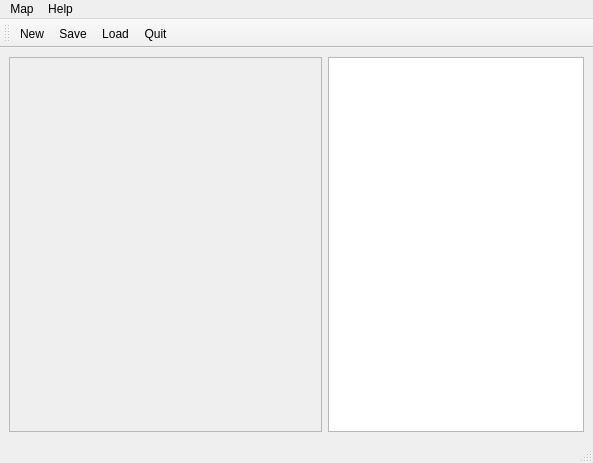
The window that maze/ui/mainwindow.ui (bobirdmi/maze) describes before a commit, drawn with Qt 5.
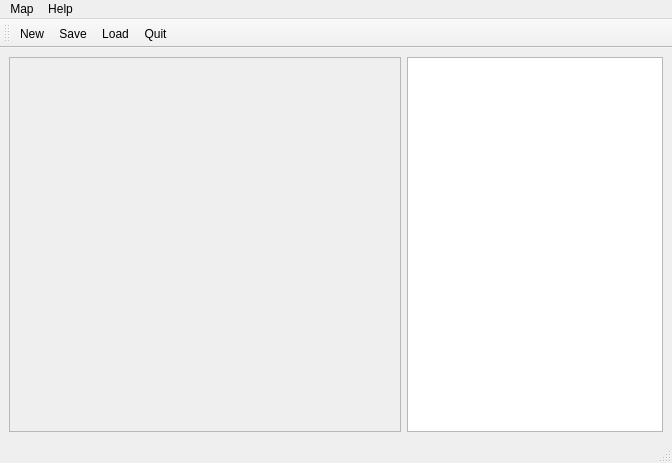
The same window after the commit.

Commit message: "Bad" visualization is not so "bad"...

Diff of the .ui file:
```diff
--- a/maze/ui/mainwindow.ui
+++ b/maze/ui/mainwindow.ui
@@ -6,7 +6,7 @@
    <rect>
     <x>0</x>
     <y>0</y>
-    <width>593</width>
+    <width>672</width>
     <height>463</height>
    </rect>
   </property>
@@ -25,7 +25,7 @@
         <rect>
          <x>0</x>
          <y>0</y>
-         <width>311</width>
+         <width>390</width>
          <height>379</height>
         </rect>
        </property>
@@ -40,6 +40,15 @@
         <verstretch>0</verstretch>
        </sizepolicy>
       </property>
+      <property name="baseSize">
+       <size>
+        <width>0</width>
+        <height>0</height>
+       </size>
+      </property>
+      <property name="autoFillBackground">
+       <bool>false</bool>
+      </property>
      </widget>
     </item>
    </layout>
@@ -49,7 +58,7 @@
     <rect>
      <x>0</x>
      <y>0</y>
-     <width>593</width>
+     <width>672</width>
      <height>21</height>
     </rect>
    </property>
```
The commit also changes 1 other file.
